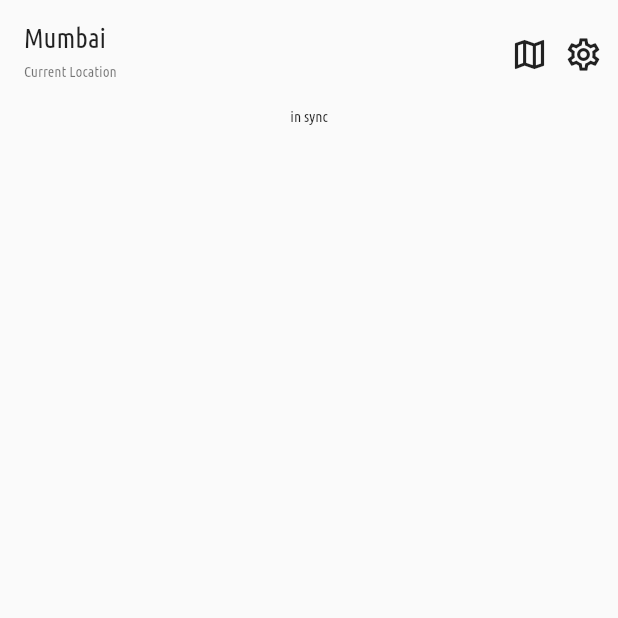
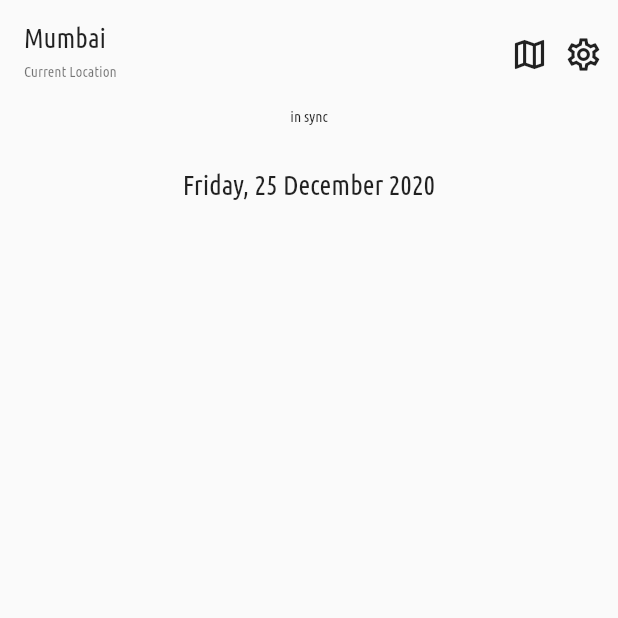
Before and after one commit to angga-fehung/weather_forecasts, a Flutter app: the screen it shows after launch, on a phone screen of 412 x 824 dp, the top half of it. Run offline on Flutter 3.47's test engine with Material 2 defaults, Android fonts, the phone set to English and light mode, and no system bars.

Commit message:
feat: Home

```diff
--- a/lib/home.dart
+++ b/lib/home.dart
@@ -62,6 +62,16 @@ class HomeScreen extends StatelessWidget {
                       fontSize: 10,
                     ),
                   ),
+                  SizedBox(
+                    height: 30,
+                  ),
+                  Text(
+                    'Friday, 25 December 2020',
+                    style: TextStyle(
+                      fontFamily: 'UbuntuCondensed',
+                      fontSize: 18,
+                    ),
+                  ),
                 ],
               ),
             ),
```
